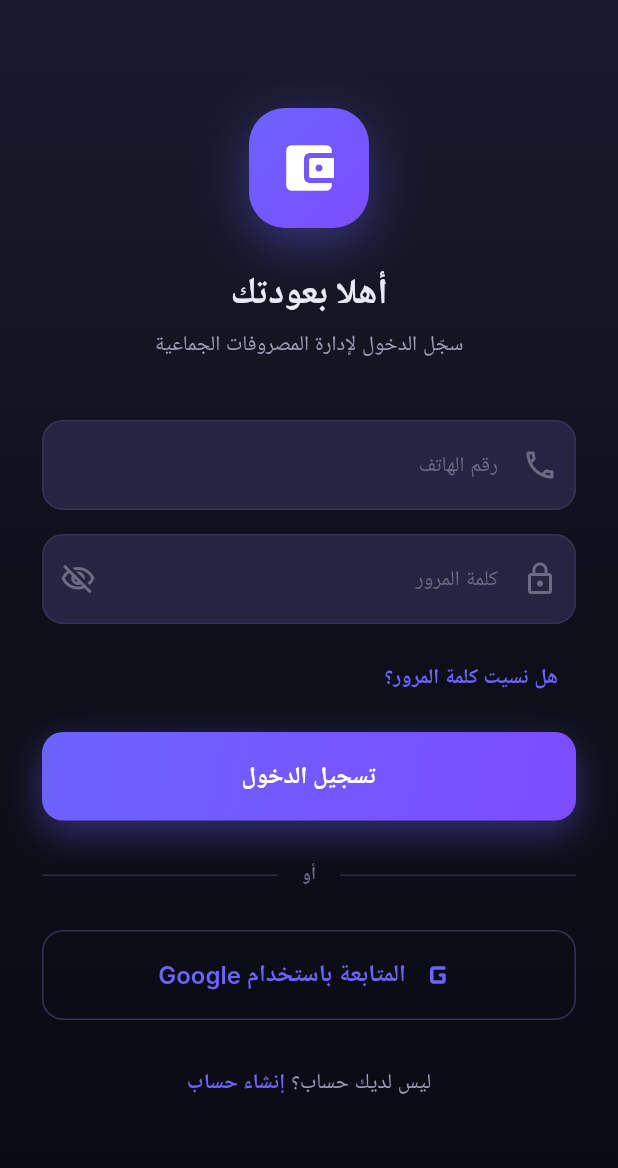
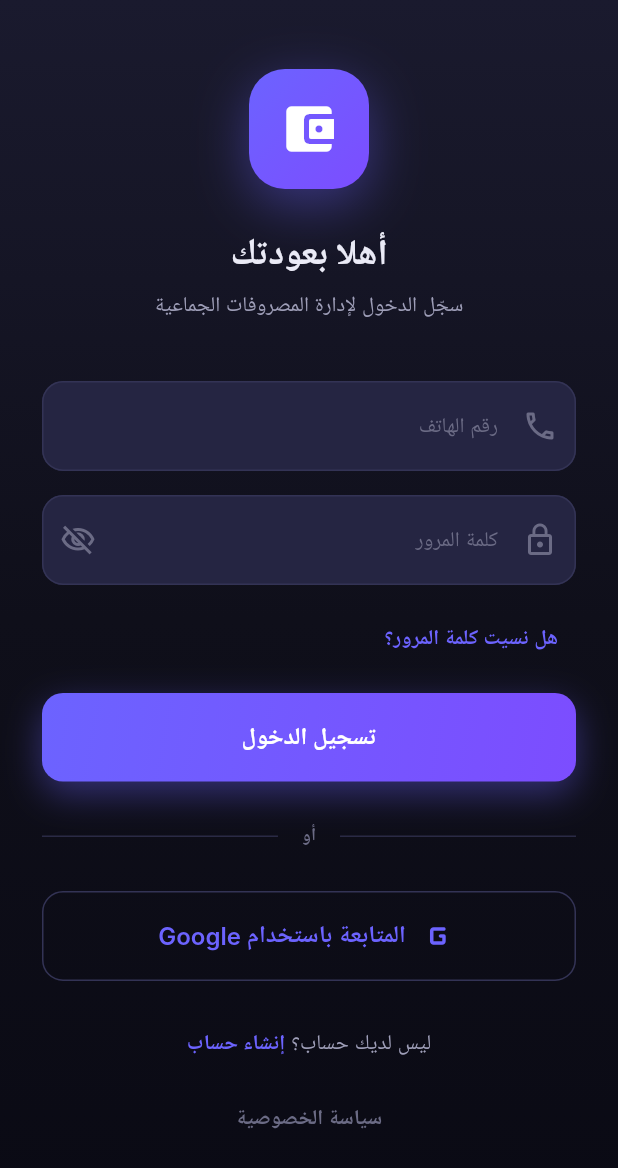
Before and after one commit to Hazem-Alyaari/loan-App, a Flutter app: the screen it shows after launch, on a phone screen of 412 x 824 dp. Shown: the top 1168 px of the screen. Run offline on Flutter 3.47's test engine with Material 3 defaults, Android fonts, the phone set to English and light mode, and no system bars; our stand-ins replace cloud_firestore, firebase_auth, firebase_core, flutter_riverpod, freezed_annotation, go_router; accounts and stored records are empty; Roboto replaces fonts that are missing (Inter).

Commit message:
Add Privacy Policy Screen and Update Navigation in Auth Flow
- Introduced a new PrivacyPolicyScreen and integrated it into the app's routing.
- Updated LoginScreen, RegisterScreen, and ProfileScreen to include links to the Privacy Policy, enhancing user access to important information.
- Improved GoRouter logic to handle public authentication routes, ensuring users are redirected appropriately based on their authentication state.

```diff
--- a/lib/core/routing/app_router.dart
+++ b/lib/core/routing/app_router.dart
@@ -3,6 +3,7 @@ import 'package:flutter_riverpod/flutter_riverpod.dart';
 import 'package:go_router/go_router.dart';
 import 'package:loan/features/auth/application/providers/auth_providers.dart';
 import 'package:loan/features/auth/presentation/screens/login_screen.dart';
+import 'package:loan/features/auth/presentation/screens/privacy_policy_screen.dart';
 import 'package:loan/features/auth/presentation/screens/profile_screen.dart';
 import 'package:loan/features/auth/presentation/screens/register_screen.dart';
 import 'package:loan/features/groups/presentation/screens/groups_list_screen.dart';
@@ -12,22 +13,39 @@ import 'package:loan/features/transactions/presentation/screens/create_transacti
 import 'package:loan/features/transactions/presentation/screens/transaction_details_screen.dart';
 import 'package:loan/features/notifications/presentation/screens/notifications_screen.dart';
 
+/// Rebuilds [GoRouter] redirect logic when auth changes without disposing/recreating
+/// the router (recreating [GoRouter] on every auth tick breaks matching on web).
+class _AuthRefreshNotifier extends ChangeNotifier {
+  _AuthRefreshNotifier(Ref ref) {
+    ref.listen(authStateProvider, (_, _) => notifyListeners());
+  }
+}
+
 final routerProvider = Provider<GoRouter>((ref) {
-  final authState = ref.watch(authStateProvider);
-
-  return GoRouter(
+  final refresh = _AuthRefreshNotifier(ref);
+  final router = GoRouter(
     initialLocation: '/login',
     debugLogDiagnostics: true,
+    refreshListenable: refresh,
     redirect: (context, state) {
-      final isLoggedIn = authState.value != null;
-      final isAuthRoute =
-          state.matchedLocation == '/login' || state.matchedLocation == '/register';
+      final auth = ref.read(authStateProvider);
+      final isLoggedIn = auth.value != null;
+      final loc = state.uri.path;
+      final isPublicAuthRoute = loc == '/login' ||
+          loc == '/register' ||
+          loc == '/privacy';
 
-      if (!isLoggedIn && !isAuthRoute) return '/login';
-      if (isLoggedIn && isAuthRoute) return '/groups';
+      if (!isLoggedIn && !isPublicAuthRoute) return '/login';
+      if (isLoggedIn && (loc == '/login' || loc == '/register')) {
+        return '/groups';
+      }
       return null;
     },
     routes: [
+      GoRoute(
+        path: '/',
+        redirect: (context, state) => '/login',
+      ),
       // ── Auth ────────────────────────────────────────────────
       GoRoute(
         path: '/login',
@@ -36,6 +54,10 @@ final routerProvider = Provider<GoRouter>((ref) {
       GoRoute(
         path: '/register',
         builder: (context, state) => const RegisterScreen(),
+      ),
+      GoRoute(
+        path: '/privacy',
+        builder: (context, state) => const PrivacyPolicyScreen(),
       ),
       GoRoute(
         path: '/profile',
@@ -94,4 +116,6 @@ final routerProvider = Provider<GoRouter>((ref) {
       ),
     ),
   );
+  ref.onDispose(router.dispose);
+  return router;
 });
--- a/lib/features/auth/infrastructure/repositories/auth_repository.dart
+++ b/lib/features/auth/infrastructure/repositories/auth_repository.dart
@@ -1,6 +1,7 @@
 import 'package:cloud_firestore/cloud_firestore.dart';
 import 'package:firebase_auth/firebase_auth.dart' as fb;
 import 'package:firebase_core/firebase_core.dart';
+import 'package:flutter/foundation.dart' show kIsWeb;
 import 'package:loan/core/enums/enums.dart';
 import 'package:loan/features/auth/domain/models/app_user.dart';
 import 'package:loan/features/auth/domain/repositories/i_auth_repository.dart';
@@ -144,7 +145,9 @@ class AuthRepository implements IAuthRepository {
   @override
   Future<AppUser> signInWithGoogle() async {
     final googleProvider = fb.GoogleAuthProvider();
-    final credential = await _auth.signInWithProvider(googleProvider);
+    final fb.UserCredential credential = kIsWeb
+        ? await _auth.signInWithPopup(googleProvider)
+        : await _auth.signInWithProvider(googleProvider);
     final user = credential.user!;
 
     // Check if user doc exists; if not, create it.
--- a/lib/features/auth/presentation/screens/login_screen.dart
+++ b/lib/features/auth/presentation/screens/login_screen.dart
@@ -4,6 +4,7 @@ import 'package:go_router/go_router.dart';
 import 'package:loan/core/theme/app_theme.dart';
 import 'package:loan/core/widgets/gradient_button.dart';
 import 'package:loan/features/auth/application/providers/auth_providers.dart';
+import 'package:loan/features/auth/presentation/screens/privacy_policy_screen.dart';
 
 class LoginScreen extends ConsumerStatefulWidget {
   const LoginScreen({super.key});
@@ -262,7 +263,18 @@ class _LoginScreenState extends ConsumerState<LoginScreen>
                           ),
                         ],
                       ),
-                      const SizedBox(height: 20),
+                      const SizedBox(height: 16),
+                      TextButton(
+                        onPressed: () => context.openPrivacyPolicy(),
+                        child: const Text(
+                          'سياسة الخصوصية',
+                          style: TextStyle(
+                            color: AppColors.textHint,
+                            fontWeight: FontWeight.w600,
+                          ),
+                        ),
+                      ),
+                      const SizedBox(height: 8),
                     ],
                   ),
                 ),
```
Also changed, not shown: lib/features/auth/presentation/screens/privacy_policy_screen.dart (added, +133 -0 lines), lib/features/auth/presentation/screens/profile_screen.dart (+25 -0 lines), lib/features/auth/presentation/screens/register_screen.dart (+13 -1 lines).
